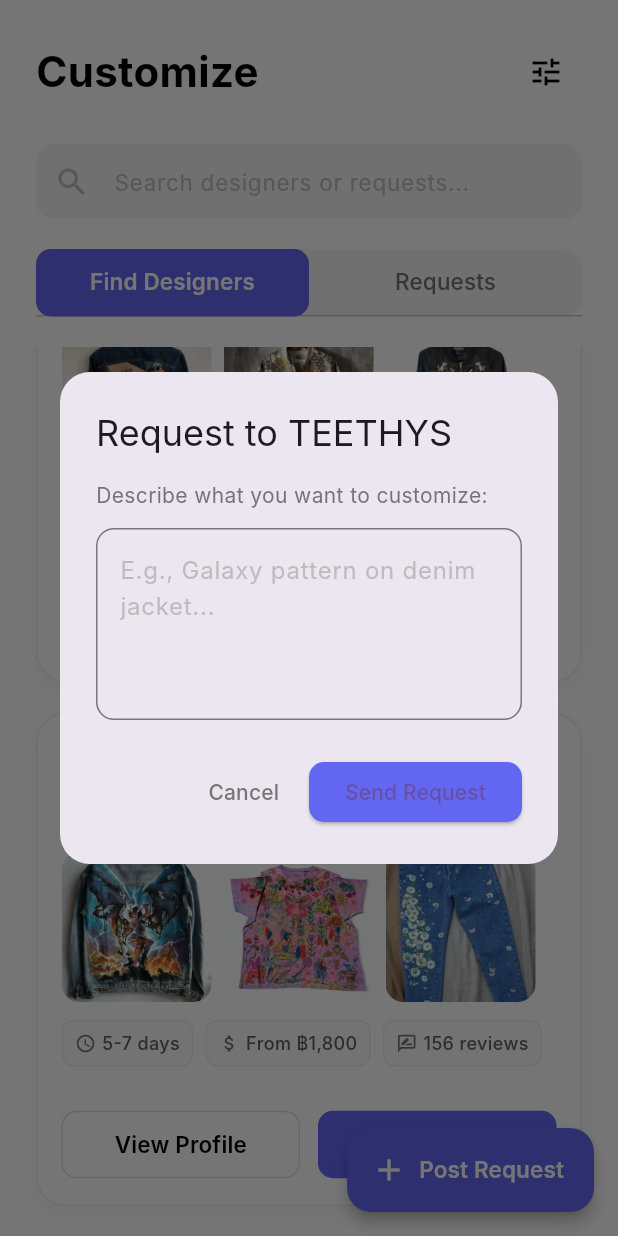
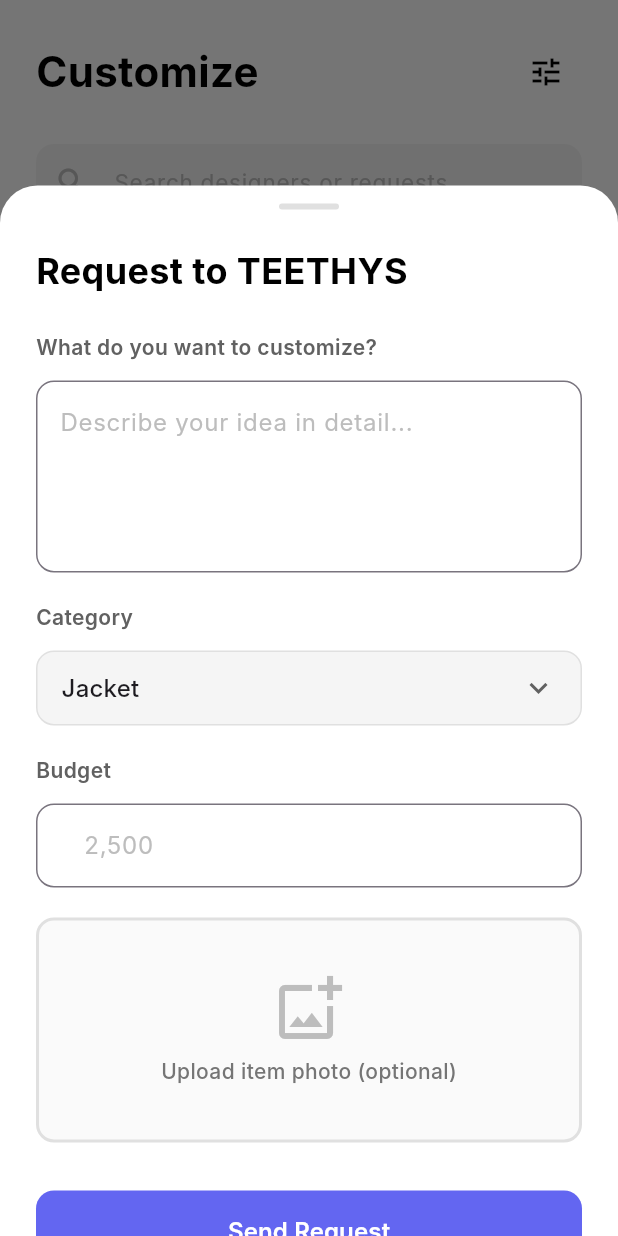
Before and after one commit to MitsuGH/handsy, a Flutter app: the CustomizePage screen opened directly, scrolled down 454 dp, after a tap on "Request", on a phone screen of 412 x 824 dp. Run offline on Flutter 3.47's test engine with Material 3 defaults, Android fonts, the phone set to English and light mode, and no system bars; our stand-ins replace firebase_auth, firebase_core; accounts and stored records are empty; Roboto replaces fonts that are missing (Inter).

Commit message:
modify post request function

```diff
--- a/lib/customize.dart
+++ b/lib/customize.dart
@@ -60,7 +60,7 @@
     },
   ];
 
-  final List<Map<String, dynamic>> requests = [
+  List<Map<String, dynamic>> requests = [
     {
       'user': 'lilmitzzz',
       'avatar': 'assets/images/lilmitz.jpg',
@@ -443,7 +443,7 @@
                 Expanded(
                   child: ElevatedButton(
                     onPressed: () {
-                      _showRequestDialog(designer['name']);
+                      _showCreateRequestSheet(designerName: designer['name']);
                     },
                     style: ElevatedButton.styleFrom(
                       backgroundColor: const Color(0xFF6366F1),
@@ -732,72 +732,6 @@
     );
   }
 
-  void _showRequestDialog(String designerName) {
-    showDialog(
-      context: context,
-      builder: (context) => AlertDialog(
-        shape: RoundedRectangleBorder(borderRadius: BorderRadius.circular(20)),
-        title: Text('Request to $designerName'),
-        content: Column(
-          mainAxisSize: MainAxisSize.min,
-          crossAxisAlignment: CrossAxisAlignment.start,
-          children: [
-            Text(
-              'Describe what you want to customize:',
-              style: TextStyle(
-                fontSize: 14,
-                color: Colors.grey[600],
-              ),
-            ),
-            const SizedBox(height: 12),
-            TextField(
-              maxLines: 4,
-              decoration: InputDecoration(
-                hintText: 'E.g., Galaxy pattern on denim jacket...',
-                hintStyle: TextStyle(color: Colors.grey[400]),
-                border: OutlineInputBorder(
-                  borderRadius: BorderRadius.circular(12),
-                  borderSide: BorderSide(color: Colors.grey[300]!),
-                ),
-                focusedBorder: OutlineInputBorder(
-                  borderRadius: BorderRadius.circular(12),
-                  borderSide: const BorderSide(color: Color(0xFF6366F1)),
-                ),
-              ),
-            ),
-          ],
-        ),
-        actions: [
-          TextButton(
-            onPressed: () => Navigator.pop(context),
-            child: Text(
-              'Cancel',
-              style: TextStyle(color: Colors.grey[600]),
-            ),
-          ),
-          ElevatedButton(
-            onPressed: () {
-              Navigator.pop(context);
-              ScaffoldMessenger.of(context).showSnackBar(
-                const SnackBar(
-                  content: Text('Request sent successfully!'),
-                  backgroundColor: Color(0xFF10B981),
-                ),
-              );
-            },
-            style: ElevatedButton.styleFrom(
-              backgroundColor: const Color(0xFF6366F1),
-              shape: RoundedRectangleBorder(
-                borderRadius: BorderRadius.circular(10),
-              ),
-            ),
-            child: const Text('Send Request'),
-          ),
-        ],
-      ),
-    );
-  }
-
   void _showOfferDialog(String userName) {
     showDialog(
       context: context,
@@ -889,16 +823,27 @@
     );
   }
 
-  void _showCreateRequestSheet() {
+  void _showCreateRequestSheet({String? designerName}) {
+    final descriptionController = TextEditingController();
+    final budgetController = TextEditingController();
+    String selectedCategory = 'Jacket';
+    final categories = ['Jacket', 'Hoodie', 'Jeans', 'Shirt', 'Accessories'];
+
     showModalBottomSheet(
       context: context,
       isScrollControlled: true,
       backgroundColor: Colors.transparent,
-      builder: (context) => Container(
+      builder: (context) => StatefulBuilder(
+        builder: (context, setModalState) => Container(
           height: MediaQuery.of(context).size.height * 0.85,
           decoration: const BoxDecoration(
             color: Colors.white,
             borderRadius: BorderRadius.vertical(top: Radius.circular(25)),
+          ),
+          child: SingleChildScrollView(
+            child: Padding(
+              padding: EdgeInsets.only(
+                bottom: MediaQuery.of(context).viewInsets.bottom,
               ),
               child: Column(
                 children: [
@@ -916,9 +861,11 @@
                     child: Column(
                       crossAxisAlignment: CrossAxisAlignment.start,
                       children: [
-                  const Text(
-                    'Create Customization Request',
-                    style: TextStyle(
+                        Text(
+                          designerName != null
+                              ? 'Request to $designerName'
+                              : 'Create Customization Request',
+                          style: const TextStyle(
                             fontSize: 24,
                             fontWeight: FontWeight.w700,
                             color: Colors.black,
@@ -935,6 +882,7 @@
                         ),
                         const SizedBox(height: 12),
                         TextField(
+                          controller: descriptionController,
                           maxLines: 4,
                           decoration: InputDecoration(
                             hintText: 'Describe your idea in detail...',
@@ -951,6 +899,44 @@
                         ),
                         const SizedBox(height: 20),
                         Text(
+                          'Category',
+                          style: TextStyle(
+                            fontSize: 14,
+                            fontWeight: FontWeight.w600,
+                            color: Colors.grey[700],
+                          ),
+                        ),
+                        const SizedBox(height: 12),
+                        Container(
+                          padding: const EdgeInsets.symmetric(horizontal: 16),
+                          decoration: BoxDecoration(
+                            color: Colors.grey[100],
+                            borderRadius: BorderRadius.circular(12),
+                            border: Border.all(color: Colors.grey[300]!),
+                          ),
+                          child: DropdownButtonHideUnderline(
+                            child: DropdownButton<String>(
+                              value: selectedCategory,
+                              isExpanded: true,
+                              icon: const Icon(Icons.keyboard_arrow_down),
+                              items: categories.map((String category) {
+                                return DropdownMenuItem<String>(
+                                  value: category,
+                                  child: Text(category),
+                                );
+                              }).toList(),
+                              onChanged: (String? newValue) {
+                                if (newValue != null) {
+                                  setModalState(() {
+                                    selectedCategory = newValue;
+                                  });
+                                }
+                              },
+                            ),
+                          ),
+                        ),
+                        const SizedBox(height: 20),
+                        Text(
                           'Budget',
                           style: TextStyle(
                             fontSize: 14,
@@ -960,6 +946,7 @@
                         ),
                         const SizedBox(height: 12),
                         TextField(
+                          controller: budgetController,
                           keyboardType: TextInputType.number,
                           decoration: InputDecoration(
                             prefixText: '฿ ',
@@ -1002,7 +989,7 @@
                                 ),
                                 const SizedBox(height: 8),
                                 Text(
-                            'Upload item photo',
+                                  'Upload item photo (optional)',
                                   style: TextStyle(
                                     fontSize: 14,
                                     color: Colors.grey[600],
@@ -1018,11 +1005,60 @@
                           width: double.infinity,
                           child: ElevatedButton(
                             onPressed: () {
-                        Navigator.pop(context);
+                              // Validation
+                              if (descriptionController.text.isEmpty) {
                                 ScaffoldMessenger.of(context).showSnackBar(
                                   const SnackBar(
-                            content: Text('Request posted successfully!'),
-                            backgroundColor: Color(0xFF10B981),
+                                    content: Text('Please describe what you want to customize'),
+                                    backgroundColor: Colors.red,
+                                  ),
+                                );
+                                return;
+                              }
+
+                              if (budgetController.text.isEmpty) {
+                                ScaffoldMessenger.of(context).showSnackBar(
+                                  const SnackBar(
+                                    content: Text('Please enter your budget'),
+                                    backgroundColor: Colors.red,
+                                  ),
+                                );
+                                return;
+                              }
+
+                              // Create new request
+                              final newRequest = {
+                                'user': 'You', // In a real app, this would be the current user
+                                'avatar': 'assets/images/default-avatar.jpg',
+                                'time': 'Just now',
+                                'description': descriptionController.text,
+                                'image': 'assets/images/placeholder.jpg', // Placeholder image
+                                'budget': '฿${budgetController.text}',
+                                'deadline': 'To be discussed',
+                                'offers': 0,
+                                'category': selectedCategory,
+                              };
+
+                              // Add to requests list
+                              setState(() {
+                                requests.insert(0, newRequest);
+                              });
+
+                              // Close the bottom sheet
+                              Navigator.pop(context);
+
+                              // Switch to Requests tab
+                              _tabController.animateTo(1);
+
+                              // Show success message
+                              ScaffoldMessenger.of(context).showSnackBar(
+                                SnackBar(
+                                  content: Text(
+                                    designerName != null
+                                        ? 'Request sent to $designerName successfully!'
+                                        : 'Request posted successfully!',
+                                  ),
+                                  backgroundColor: const Color(0xFF10B981),
                                 ),
                               );
                             },
@@ -1034,9 +1070,9 @@
                                 borderRadius: BorderRadius.circular(12),
                               ),
                             ),
-                      child: const Text(
-                        'Post Request',
-                        style: TextStyle(
+                            child: Text(
+                              designerName != null ? 'Send Request' : 'Post Request',
+                              style: const TextStyle(
                                 color: Colors.white,
                                 fontSize: 16,
                                 fontWeight: FontWeight.w600,
@@ -1050,6 +1086,9 @@
                 ],
               ),
             ),
+          ),
+        ),
+      ),
     );
   }
 }
--- a/pubspec.yaml
+++ b/pubspec.yaml
@@ -36,6 +36,8 @@
   cupertino_icons: ^1.0.8
   firebase_core: ^3.15.2
   firebase_auth: ^5.7.0
+  image_picker: ^1.0.4
+
 
 dev_dependencies:
   flutter_test:
```
Also changed, not shown: lib/home.dart (+4 -3 lines), pubspec.lock, 5 other files. Lines whose indentation alone changed are shown as unchanged.
